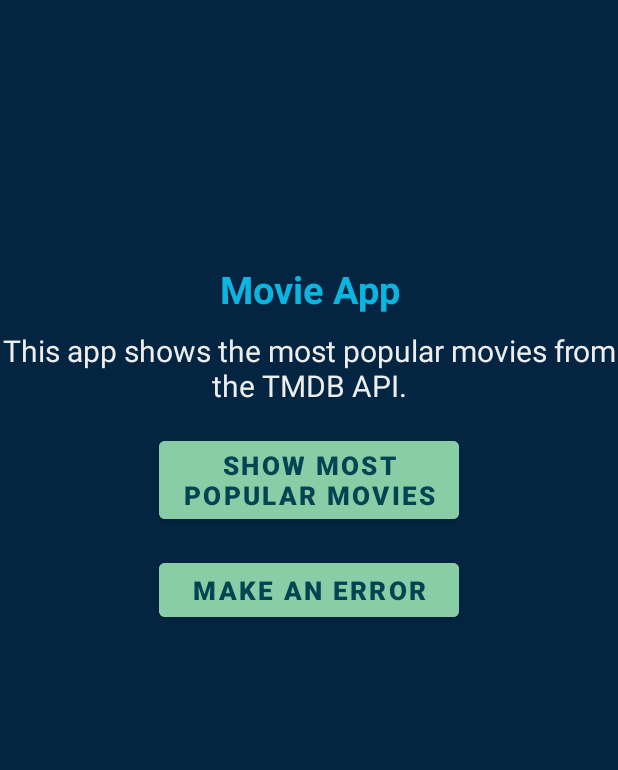
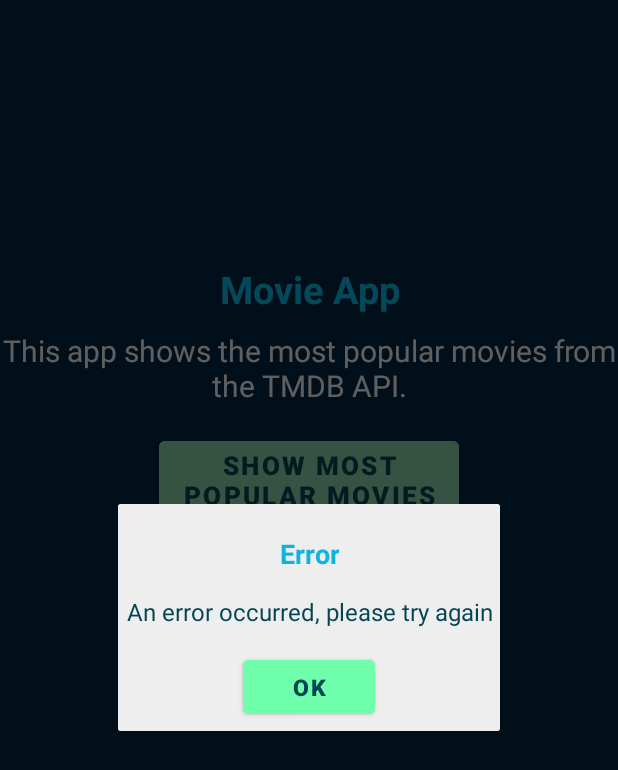
Before and after one commit to FerNoceti/PIL-Movie-App, an Android app: the screen it shows after launch (MenuActivity), after a tap on "MAKE AN ERROR", on a phone screen of 412 x 824 dp. Shown: the top 770 px of the screen. Run offline under Robolectric (Android 15) with nearby library versions, the phone set to English and light mode, and no system bars; network calls fail.

Commit message:
dialog fragment

```diff
--- a/app/src/main/java/com/pil/movieapp/activity/MenuActivity.kt
+++ b/app/src/main/java/com/pil/movieapp/activity/MenuActivity.kt
@@ -34,18 +34,11 @@ class MenuActivity : AppCompatActivity() {
                 startActivity(intent)
             }
             MenuViewModel.MenuStates.ERROR -> {
-
+                Dialog.newInstance(
+                    getString(R.string.error_title),
+                    getString(R.string.error_message),
+                ).show(supportFragmentManager, "dialog")
             }
         }
     }
-
-    private fun throwError() {
-        var dialog: Dialog = Dialog()
-        try {
-            2 % 0
-        }
-        catch (e: Exception) {
-            Dialog().show(supportFragmentManager, "Dialog")
-        }
-    }
 }
--- a/app/src/main/java/com/pil/movieapp/util/Dialog.kt
+++ b/app/src/main/java/com/pil/movieapp/util/Dialog.kt
@@ -11,17 +11,40 @@ import javax.annotation.Nullable
 
 class Dialog : DialogFragment() {
 
-    private lateinit var binding: DialogBinding
+    private var _binding: DialogBinding? = null
+    private val binding get() = _binding!!
 
-    override fun onCreateView(
-        inflater: LayoutInflater,
-        container: ViewGroup?,
-        savedInstanceState: Bundle?,
-    ): View? {
-        binding = DialogBinding.inflate(inflater, container, false)
+    override fun onCreateView(inflater: LayoutInflater, container: ViewGroup?, savedInstanceState: Bundle?): View? {
+        _binding = DialogBinding.inflate(inflater, container, false)
+        val rootView = binding.root
+
+        val title = arguments?.getString(ARG_TITLE)
+        binding.dialogTitle.text = title
+
+        val message = arguments?.getString(ARG_MESSAGE)
+        binding.dialogMessage.text = message
 
         binding.dialogButton.setOnClickListener { dismiss() }
 
-        return inflater.inflate(R.layout.dialog, container, false)
+        return rootView
+    }
+
+    override fun onDestroyView() {
+        super.onDestroyView()
+        _binding = null
+    }
+
+    companion object {
+        private const val ARG_TITLE = "arg_title"
+        private const val ARG_MESSAGE = "arg_message"
+
+        fun newInstance(title: String, message: String): Dialog {
+            val fragment = Dialog()
+            val args = Bundle()
+            args.putString(ARG_TITLE, title)
+            args.putString(ARG_MESSAGE, message)
+            fragment.arguments = args
+            return fragment
+        }
     }
 }
--- a/app/src/main/res/layout/dialog.xml
+++ b/app/src/main/res/layout/dialog.xml
@@ -4,7 +4,8 @@
     xmlns:tools="http://schemas.android.com/tools"
     android:layout_width="match_parent"
     android:layout_height="match_parent"
-    android:background="@color/dialog_background">
+    android:background="@color/dialog_background"
+    android:padding="5dp">
 
     <TextView
         android:id="@+id/dialog_title"
@@ -12,10 +13,10 @@
         android:layout_width="wrap_content"
         android:layout_height="wrap_content"
         android:layout_marginTop="15dp"
-        tools:text="Error Title"
         app:layout_constraintEnd_toEndOf="parent"
         app:layout_constraintStart_toStartOf="parent"
-        app:layout_constraintTop_toTopOf="parent" />
+        app:layout_constraintTop_toTopOf="parent"
+        tools:text="Title" />
 
     <TextView
         android:id="@+id/dialog_message"
@@ -26,7 +27,7 @@
         app:layout_constraintEnd_toEndOf="parent"
         app:layout_constraintStart_toStartOf="parent"
         app:layout_constraintTop_toBottomOf="@+id/dialog_title"
-        tools:text="Error Message" />
+        tools:text="Message" />
 
     <Button
         android:id="@+id/dialog_button"
--- a/app/src/main/res/values/strings.xml
+++ b/app/src/main/res/values/strings.xml
@@ -16,4 +16,8 @@
     <string name="vote_average">Vote average:</string>
 
     <string name="OK">OK</string>
+
+    <string name="error_title">Error</string>
+    <string name="error_message">An error occurred, please try again</string>
+
 </resources>
```
